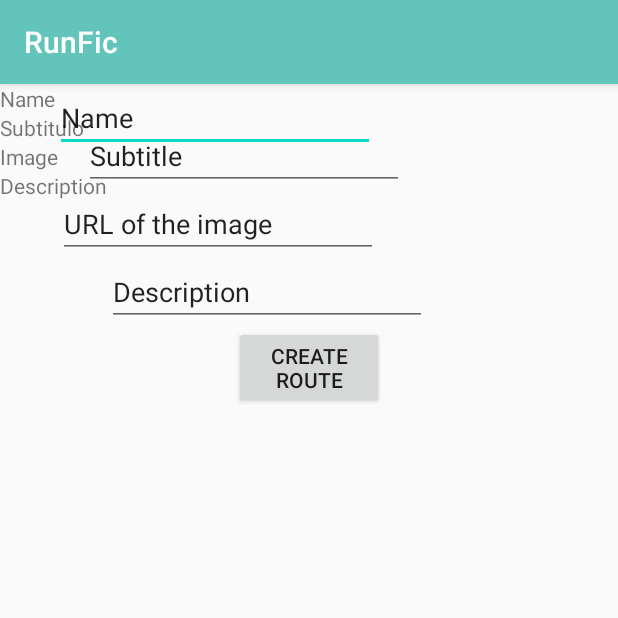
After one commit to JParisR/RunFic, an Android app: the AddActivity screen opened directly, with no data from a screen before it, on a phone screen of 412 x 824 dp, the top half of it. The commit adds this screen. Run offline under Robolectric (Android 15) with nearby library versions, the phone set to English and light mode, and no system bars; our stand-ins replace Firebase (no records; nobody signed in at launch, a user with empty details on screens opened directly), Picasso; pictures from the network do not load.

Commit message:
Añadida funcion añadir, modificada función ver, las rutas ya tienen foto propia. Falta 'decorar' añadir. Falta controlar datos añadir. Arreglada activity configuración.

```diff
--- a/app/src/main/java/es/udc/javier/parisr/trabajo_tutelado_psi/domain/route/datasource/RouteDataSource.java
+++ b/app/src/main/java/es/udc/javier/parisr/trabajo_tutelado_psi/domain/route/datasource/RouteDataSource.java
@@ -1,7 +1,9 @@
 package es.udc.javier.parisr.trabajo_tutelado_psi.domain.route.datasource;
 
+import es.udc.javier.parisr.trabajo_tutelado_psi.domain.route.Route;
 import es.udc.javier.parisr.trabajo_tutelado_psi.module.ui.list.RouteAdapter;
 
 public interface RouteDataSource {
     RouteAdapter searchRoutes();
+    RouteAdapter addRoute(Route route);
 }
--- a/app/src/main/java/es/udc/javier/parisr/trabajo_tutelado_psi/domain/route/service/RouteService.java
+++ b/app/src/main/java/es/udc/javier/parisr/trabajo_tutelado_psi/domain/route/service/RouteService.java
@@ -1,8 +1,10 @@
 package es.udc.javier.parisr.trabajo_tutelado_psi.domain.route.service;
 
+import es.udc.javier.parisr.trabajo_tutelado_psi.domain.route.Route;
 import es.udc.javier.parisr.trabajo_tutelado_psi.module.ui.list.RouteAdapter;
 
 public interface RouteService {
 
     RouteAdapter searchRoutes();
+    RouteAdapter addRoute(Route route);
 }
--- a/app/src/main/java/es/udc/javier/parisr/trabajo_tutelado_psi/domain/route/service/RouteServiceImp.java
+++ b/app/src/main/java/es/udc/javier/parisr/trabajo_tutelado_psi/domain/route/service/RouteServiceImp.java
@@ -1,6 +1,7 @@
 package es.udc.javier.parisr.trabajo_tutelado_psi.domain.route.service;
 
 import es.udc.javier.parisr.trabajo_tutelado_psi.data.route.RouteDataSourceImp;
+import es.udc.javier.parisr.trabajo_tutelado_psi.domain.route.Route;
 import es.udc.javier.parisr.trabajo_tutelado_psi.domain.route.datasource.RouteDataSource;
 import es.udc.javier.parisr.trabajo_tutelado_psi.module.ui.list.RouteAdapter;
 
@@ -10,7 +11,10 @@ public class RouteServiceImp implements RouteService {
 
     @Override
     public RouteAdapter searchRoutes() {
-
         return mDatasource.searchRoutes();
     }
+    @Override
+    public RouteAdapter addRoute(Route route){
+        return mDatasource.addRoute(route);
+    }
 }
--- /dev/null
+++ b/app/src/main/java/es/udc/javier/parisr/trabajo_tutelado_psi/module/add/AddActivity.java
@@ -0,0 +1,46 @@
+package es.udc.javier.parisr.trabajo_tutelado_psi.module.add;
+
+import androidx.appcompat.app.AppCompatActivity;
+
+import android.os.Bundle;
+import android.view.View;
+import android.widget.Button;
+import android.widget.EditText;
+
+import es.udc.javier.parisr.trabajo_tutelado_psi.R;
+import es.udc.javier.parisr.trabajo_tutelado_psi.domain.route.Route;
+import es.udc.javier.parisr.trabajo_tutelado_psi.domain.route.service.RouteService;
+import es.udc.javier.parisr.trabajo_tutelado_psi.domain.route.service.RouteServiceImp;
+
+public class AddActivity extends AppCompatActivity {
+
+    Button bt_create;
+    EditText text_name,text_sub,text_image,text_desc;
+    RouteService routeService = new RouteServiceImp();
+    @Override
+    protected void onCreate(Bundle savedInstanceState) {
+        super.onCreate(savedInstanceState);
+        setContentView(R.layout.activity_add);
+        bt_create= findViewById(R.id.add_button);
+        text_name = findViewById(R.id.et_name);
+        text_sub = findViewById(R.id.et_subtitle);
+        text_image = findViewById(R.id.et_image);
+        text_desc = findViewById(R.id.et_description);
+        bt_create.setOnClickListener(new View.OnClickListener() {
+            @Override
+            public void onClick(View v) {
+                String name = text_name.getEditableText().toString();
+                String desc = text_desc.getEditableText().toString();
+                String sub = text_sub.getEditableText().toString();
+                String image = text_image.getEditableText().toString();
+
+                Route route = new Route(name,sub,desc,image);
+                routeService.addRoute(route);
+
+                finish();
+            }
+        });
+    }
+
+
+}
--- /dev/null
+++ b/app/src/main/res/layout/activity_add.xml
@@ -0,0 +1,88 @@
+<?xml version="1.0" encoding="utf-8"?>
+<RelativeLayout xmlns:android="http://schemas.android.com/apk/res/android"
+    xmlns:app="http://schemas.android.com/apk/res-auto"
+    xmlns:tools="http://schemas.android.com/tools"
+    android:layout_width="match_parent"
+    android:layout_height="match_parent"
+    tools:context=".module.add.AddActivity">
+
+    <TextView
+        android:id="@+id/tv_name"
+        android:layout_width="wrap_content"
+        android:layout_height="wrap_content"
+        android:text="Name"
+         />
+
+    <EditText
+        android:id="@+id/et_name"
+        android:layout_width="wrap_content"
+        android:layout_height="wrap_content"
+        android:ems="10"
+        android:inputType="textPersonName"
+        android:text="Name"
+        android:layout_toRightOf="@id/tv_name" />
+
+    <TextView
+        android:id="@+id/tv_description"
+        android:layout_width="wrap_content"
+        android:layout_height="wrap_content"
+        android:text="Description"
+        android:layout_below="@id/tv_image" />
+
+    <EditText
+        android:id="@+id/et_description"
+        android:layout_width="wrap_content"
+        android:layout_height="wrap_content"
+        android:ems="10"
+        android:inputType="textMultiLine"
+        android:text="Description"
+        android:layout_toRightOf="@id/tv_description"
+        android:layout_below="@id/et_image"/>
+
+    <TextView
+        android:id="@+id/tv_subtitle"
+        android:layout_width="wrap_content"
+        android:layout_height="wrap_content"
+        android:text="Subtitulo"
+        android:layout_below="@id/tv_name"
+        />
+
+    <EditText
+        android:id="@+id/et_subtitle"
+        android:layout_width="wrap_content"
+        android:layout_height="wrap_content"
+        android:layout_below="@id/et_name"
+        android:layout_marginTop="-20dp"
+        android:ems="10"
+        android:inputType="textPersonName"
+        android:text="Subtitle"
+        android:layout_toRightOf="@id/tv_subtitle" />
+
+    <TextView
+        android:id="@+id/tv_image"
+        android:layout_width="wrap_content"
+        android:layout_height="wrap_content"
+        android:text="Image"
+        android:layout_below="@id/tv_subtitle" />
+
+    <EditText
+        android:id="@+id/et_image"
+        android:layout_width="wrap_content"
+        android:layout_height="wrap_content"
+        android:ems="10"
+        android:inputType="textUri"
+        android:text="URL of the image"
+        android:layout_toRightOf="@id/tv_image"
+        android:layout_below="@id/et_subtitle"/>
+
+
+    <Button
+        android:layout_width="100dp"
+        android:layout_height="55dp"
+        android:layout_centerHorizontal="true"
+        android:layout_below="@id/et_description"
+        android:text="Create Route"
+        android:id="@+id/add_button"
+        ></Button>
+
+</RelativeLayout>
```
Also changed, not shown: app/src/main/AndroidManifest.xml (+9 -2 lines), app/src/main/java/es/udc/javier/parisr/trabajo_tutelado_psi/data/route/RouteDataSourceImp.java (+23 -10 lines), app/src/main/java/es/udc/javier/parisr/trabajo_tutelado_psi/data/route/RouteParser.java (added, +35 -0 lines), app/src/main/java/es/udc/javier/parisr/trabajo_tutelado_psi/module/MainActivity.java (+12 -2 lines), 1 other file.
